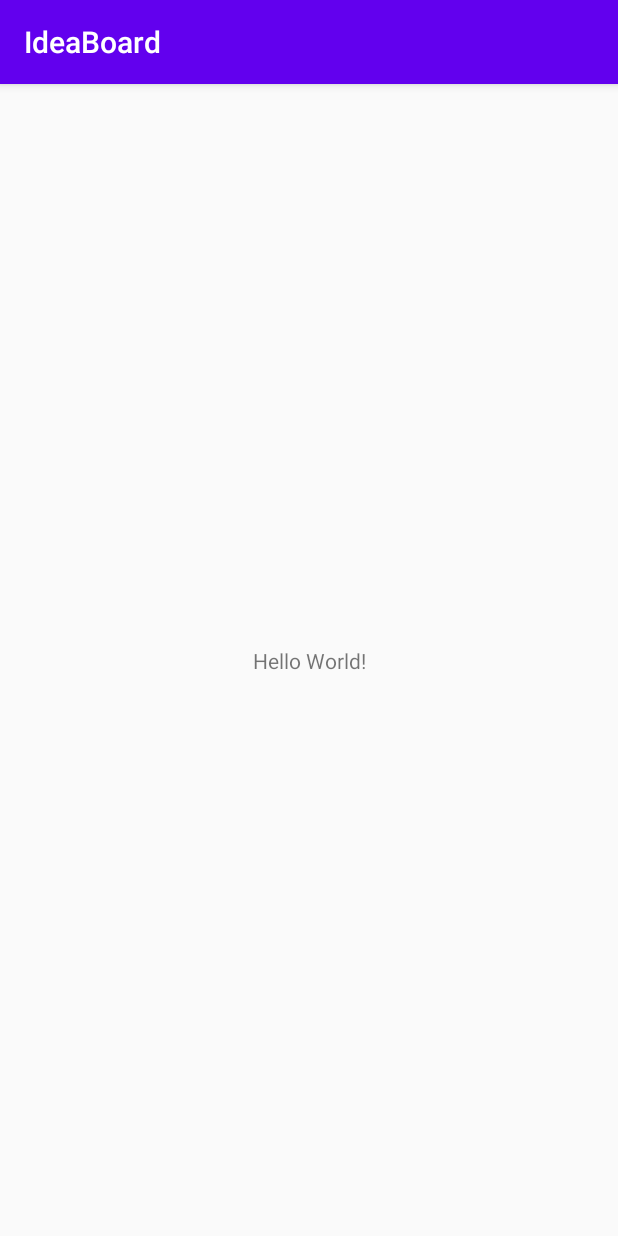
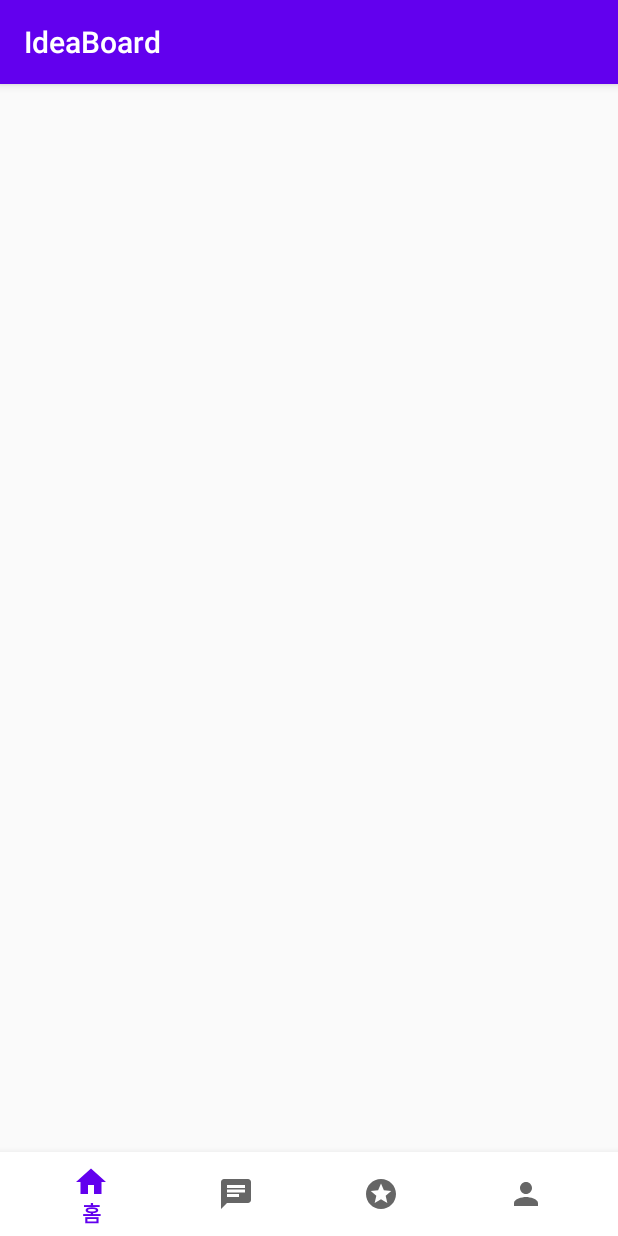
Before and after one commit to tmsgod2/IdeaBoard, an Android app: the screen it shows after launch (MainActivity), on a phone screen of 412 x 824 dp. Run offline under Robolectric (Android 15) with nearby library versions, the phone set to English and light mode, and no system bars.

Commit message:
바텀 네비게이터 배치 완료

```diff
--- a/app/build.gradle
+++ b/app/build.gradle
@@ -31,4 +31,6 @@ dependencies {
     testImplementation 'junit:junit:4.12'
     androidTestImplementation 'androidx.test.ext:junit:1.1.1'
     androidTestImplementation 'androidx.test.espresso:espresso-core:3.2.0'
+    implementation 'com.google.android.material:material:1.1.0'
+    implementation 'com.android.support:design:28.0.0'
 }
--- /dev/null
+++ b/app/src/main/res/drawable/ic_chat_black.xml
@@ -0,0 +1,9 @@
+<vector xmlns:android="http://schemas.android.com/apk/res/android"
+        android:width="24dp"
+        android:height="24dp"
+        android:viewportWidth="24.0"
+        android:viewportHeight="24.0">
+    <path
+        android:fillColor="#FF000000"
+        android:pathData="M20,2L4,2c-1.1,0 -1.99,0.9 -1.99,2L2,22l4,-4h14c1.1,0 2,-0.9 2,-2L22,4c0,-1.1 -0.9,-2 -2,-2zM6,9h12v2L6,11L6,9zM14,14L6,14v-2h8v2zM18,8L6,8L6,6h12v2z"/>
+</vector>
--- /dev/null
+++ b/app/src/main/res/drawable/ic_home_black.xml
@@ -0,0 +1,9 @@
+<vector xmlns:android="http://schemas.android.com/apk/res/android"
+        android:width="24dp"
+        android:height="24dp"
+        android:viewportWidth="24.0"
+        android:viewportHeight="24.0">
+    <path
+        android:fillColor="#FF000000"
+        android:pathData="M10,20v-6h4v6h5v-8h3L12,3 2,12h3v8z"/>
+</vector>
--- /dev/null
+++ b/app/src/main/res/drawable/ic_person_black.xml
@@ -0,0 +1,9 @@
+<vector xmlns:android="http://schemas.android.com/apk/res/android"
+        android:width="24dp"
+        android:height="24dp"
+        android:viewportWidth="24.0"
+        android:viewportHeight="24.0">
+    <path
+        android:fillColor="#FF000000"
+        android:pathData="M12,12c2.21,0 4,-1.79 4,-4s-1.79,-4 -4,-4 -4,1.79 -4,4 1.79,4 4,4zM12,14c-2.67,0 -8,1.34 -8,4v2h16v-2c0,-2.66 -5.33,-4 -8,-4z"/>
+</vector>
--- /dev/null
+++ b/app/src/main/res/drawable/ic_stars_black.xml
@@ -0,0 +1,9 @@
+<vector xmlns:android="http://schemas.android.com/apk/res/android"
+        android:width="24dp"
+        android:height="24dp"
+        android:viewportWidth="24.0"
+        android:viewportHeight="24.0">
+    <path
+        android:fillColor="#FF000000"
+        android:pathData="M11.99,2C6.47,2 2,6.48 2,12s4.47,10 9.99,10C17.52,22 22,17.52 22,12S17.52,2 11.99,2zM16.23,18L12,15.45 7.77,18l1.12,-4.81 -3.73,-3.23 4.92,-0.42L12,5l1.92,4.53 4.92,0.42 -3.73,3.23L16.23,18z"/>
+</vector>
--- a/app/src/main/res/layout/activity_main.xml
+++ b/app/src/main/res/layout/activity_main.xml
@@ -6,13 +6,26 @@
     android:layout_height="match_parent"
     tools:context=".MainActivity">
 
-    <TextView
-        android:layout_width="wrap_content"
+    <com.google.android.material.bottomnavigation.BottomNavigationView
+        android:id="@+id/bottomNavigationView3"
+        android:layout_width="match_parent"
         android:layout_height="wrap_content"
-        android:text="Hello World!"
+        android:background="@android:color/white"
         app:layout_constraintBottom_toBottomOf="parent"
-        app:layout_constraintLeft_toLeftOf="parent"
-        app:layout_constraintRight_toRightOf="parent"
-        app:layout_constraintTop_toTopOf="parent" />
+        app:layout_constraintEnd_toEndOf="parent"
+        app:layout_constraintStart_toStartOf="parent"
+        app:layout_constraintTop_toBottomOf="@+id/frameLayout"
+        app:menu="@menu/menu_bottom" />
 
+    <FrameLayout
+        android:id="@+id/frameLayout"
+        android:layout_width="0dp"
+        android:layout_height="0dp"
+        android:layout_marginBottom="8dp"
+        app:layout_constraintBottom_toTopOf="@+id/bottomNavigationView3"
+        app:layout_constraintEnd_toEndOf="parent"
+        app:layout_constraintStart_toStartOf="parent"
+        app:layout_constraintTop_toTopOf="parent">
+
+    </FrameLayout>
 </androidx.constraintlayout.widget.ConstraintLayout>
--- /dev/null
+++ b/app/src/main/res/menu/menu_bottom.xml
@@ -0,0 +1,33 @@
+<?xml version="1.0" encoding="utf-8"?>
+<menu xmlns:android="http://schemas.android.com/apk/res/android"
+    xmlns:app="http://schemas.android.com/apk/res-auto">
+    <item
+        android:id="@+id/home_menu"
+        app:showAsAction="always"
+        android:icon="@drawable/ic_home_black"
+        android:enabled="true"
+        android:checkable="true"
+        android:title="홈"/>
+    <item
+        android:id="@+id/chat_menu"
+        app:showAsAction="always"
+        android:icon="@drawable/ic_chat_black"
+        android:enabled="true"
+        android:title="채팅"/>
+
+    <item
+        android:id="@+id/ranking_menu"
+        app:showAsAction="always"
+        android:icon="@drawable/ic_stars_black"
+        android:enabled="true"
+        android:title="랭킹"/>
+
+    <item
+        android:id="@+id/profile_menu"
+        app:showAsAction="always"
+        android:icon="@drawable/ic_person_black"
+        android:enabled="true"
+        android:title="내정보"/>
+
+
+</menu>
```
